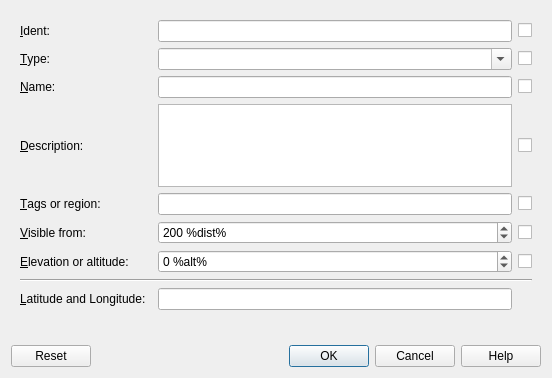
The window that src/userdata/userdatadialog.ui (albar965/littlenavmap) describes before a commit, drawn with Qt 5.
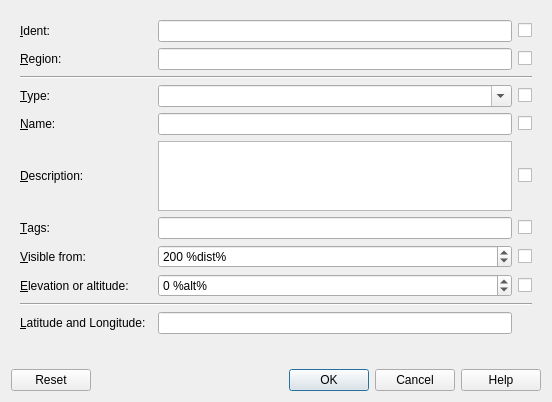
The same window after the commit.

Commit message: Added region to userdata. Fixed export for selected rows. Now creating CSV backup before erasing database. All #3

```diff
--- a/src/userdata/userdatadialog.ui
+++ b/src/userdata/userdatadialog.ui
@@ -34,94 +34,7 @@
      <property name="spacing">
       <number>6</number>
      </property>
-     <item row="0" column="0">
-      <widget class="QLabel" name="labelUserdataIdent">
-       <property name="text">
-        <string>&amp;Ident:</string>
-       </property>
-       <property name="buddy">
-        <cstring>lineEditUserdataIdent</cstring>
-       </property>
-      </widget>
-     </item>
-     <item row="9" column="0">
-      <widget class="QLabel" name="labelUserdataLatLon">
-       <property name="text">
-        <string>&amp;Latitude and Longitude:</string>
-       </property>
-       <property name="buddy">
-        <cstring>lineEditUserdataLatLon</cstring>
-       </property>
-      </widget>
-     </item>
-     <item row="7" column="0">
-      <widget class="QLabel" name="labelUserdataAltitude">
-       <property name="text">
-        <string>&amp;Elevation or altitude:</string>
-       </property>
-       <property name="buddy">
-        <cstring>spinBoxUserdataAltitude</cstring>
-       </property>
-      </widget>
-     </item>
-     <item row="5" column="2">
-      <widget class="QLineEdit" name="lineEditUserdataTags">
-       <property name="toolTip">
-        <string>List of tags.
-Will be used as two letter ICAO region code when exporting to X-Plane &quot;user_fix.dat&quot; or FSX/P3D BGL-XML</string>
-       </property>
-       <property name="statusTip">
-        <string/>
-       </property>
-      </widget>
-     </item>
-     <item row="1" column="3">
-      <widget class="QCheckBox" name="checkBoxUserdataType">
-       <property name="toolTip">
-        <string>Check to change type for all selected waypoints</string>
-       </property>
-       <property name="text">
-        <string/>
-       </property>
-      </widget>
-     </item>
-     <item row="5" column="0">
-      <widget class="QLabel" name="labelUserdataTags">
-       <property name="text">
-        <string>&amp;Tags or region:</string>
-       </property>
-       <property name="buddy">
-        <cstring>lineEditUserdataTags</cstring>
-       </property>
-      </widget>
-     </item>
-     <item row="5" column="3">
-      <widget class="QCheckBox" name="checkBoxUserdataTags">
-       <property name="toolTip">
-        <string>Check to change tags for all selected waypoints</string>
-       </property>
-       <property name="text">
-        <string/>
-       </property>
-      </widget>
-     </item>
-     <item row="0" column="2">
-      <widget class="QLineEdit" name="lineEditUserdataIdent">
-       <property name="toolTip">
-        <string>&lt;html&gt;&lt;head/&gt;&lt;body&gt;&lt;p&gt;Ident code of the waypoint. &lt;/p&gt;&lt;p&gt;An up to five character ident is required for export to other formats for X-Plane &amp;quot;user_fix.dat&amp;quot; or Garmin units.&lt;/p&gt;&lt;/body&gt;&lt;/html&gt;</string>
-       </property>
-       <property name="statusTip">
-        <string/>
-       </property>
-       <property name="inputMask">
-        <string/>
-       </property>
-       <property name="text">
-        <string/>
-       </property>
-      </widget>
-     </item>
-     <item row="10" column="2">
+     <item row="12" column="2">
       <widget class="QLabel" name="labelUserdataCoordStatus">
        <property name="text">
         <string/>
@@ -131,7 +44,7 @@
        </property>
       </widget>
      </item>
-     <item row="4" column="0">
+     <item row="6" column="0">
       <widget class="QLabel" name="labelUserdataDescription">
        <property name="text">
         <string>&amp;Description:</string>
@@ -141,7 +54,7 @@
        </property>
       </widget>
      </item>
-     <item row="3" column="0">
+     <item row="5" column="0">
       <widget class="QLabel" name="labelUserdataName">
        <property name="text">
         <string>&amp;Name:</string>
@@ -151,7 +64,7 @@
        </property>
       </widget>
      </item>
-     <item row="9" column="2">
+     <item row="11" column="2">
       <widget class="QLineEdit" name="lineEditUserdataLatLon">
        <property name="toolTip">
         <string>Recognized coordinate formats:
@@ -171,17 +84,73 @@
        </property>
       </widget>
      </item>
+     <item row="1" column="0">
+      <widget class="QLabel" name="labelUserdataRegion">
+       <property name="text">
+        <string>&amp;Region:</string>
+       </property>
+       <property name="buddy">
+        <cstring>lineEditUserdataRegion</cstring>
+       </property>
+      </widget>
+     </item>
      <item row="3" column="2">
+      <widget class="QComboBox" name="comboBoxUserdataType">
+       <property name="toolTip">
+        <string>Type which will determine the used icon</string>
+       </property>
+       <property name="editable">
+        <bool>true</bool>
+       </property>
+       <property name="maxVisibleItems">
+        <number>20</number>
+       </property>
+       <property name="insertPolicy">
+        <enum>QComboBox::NoInsert</enum>
+       </property>
+       <property name="frame">
+        <bool>true</bool>
+       </property>
+      </widget>
+     </item>
+     <item row="6" column="2">
+      <widget class="QTextEdit" name="textEditUserdataDescription">
+       <property name="tabChangesFocus">
+        <bool>true</bool>
+       </property>
+      </widget>
+     </item>
+     <item row="8" column="0">
+      <widget class="QLabel" name="labelUserdataVisible">
+       <property name="text">
+        <string>&amp;Visible from:</string>
+       </property>
+       <property name="buddy">
+        <cstring>spinBoxUserdataVisible</cstring>
+       </property>
+      </widget>
+     </item>
+     <item row="0" column="0">
+      <widget class="QLabel" name="labelUserdataIdent">
+       <property name="text">
+        <string>&amp;Ident:</string>
+       </property>
+       <property name="buddy">
+        <cstring>lineEditUserdataIdent</cstring>
+       </property>
+      </widget>
+     </item>
+     <item row="5" column="2">
       <widget class="QLineEdit" name="lineEditUserdataName"/>
      </item>
-     <item row="8" column="0" colspan="4">
+     <item row="10" column="0" colspan="4">
       <widget class="Line" name="line">
        <property name="orientation">
         <enum>Qt::Horizontal</enum>
        </property>
       </widget>
      </item>
-     <item row="7" column="2">
+     <item row="9" column="2">
       <widget class="QSpinBox" name="spinBoxUserdataAltitude">
        <property name="toolTip">
         <string>Elevation or altitude of this waypoint</string>
@@ -200,7 +169,7 @@
        </property>
       </widget>
      </item>
-     <item row="3" column="3">
+     <item row="5" column="3">
       <widget class="QCheckBox" name="checkBoxUserdataName">
        <property name="toolTip">
         <string>Check to change name for all selected waypoints</string>
@@ -210,7 +179,7 @@
        </property>
       </widget>
      </item>
-     <item row="1" column="0">
+     <item row="3" column="0">
       <widget class="QLabel" name="labelUserdataType">
        <property name="text">
         <string>&amp;Type:</string>
@@ -220,7 +189,7 @@
        </property>
       </widget>
      </item>
-     <item row="4" column="3">
+     <item row="6" column="3">
       <widget class="QCheckBox" name="checkBoxUserdataDescription">
        <property name="toolTip">
         <string>Check to change description for all selected waypoints</string>
@@ -230,7 +199,7 @@
        </property>
       </widget>
      </item>
-     <item row="7" column="3">
+     <item row="9" column="3">
       <widget class="QCheckBox" name="checkBoxUserdataAltitude">
        <property name="toolTip">
         <string>Check to change elevation for all selected waypoints</string>
@@ -240,7 +209,7 @@
        </property>
       </widget>
      </item>
-     <item row="6" column="3">
+     <item row="8" column="3">
       <widget class="QCheckBox" name="checkBoxUserdataVisible">
        <property name="toolTip">
         <string>Check to change visibility for all selected waypoints</string>
@@ -260,43 +229,93 @@
        </property>
       </widget>
      </item>
-     <item row="1" column="2">
-      <widget class="QComboBox" name="comboBoxUserdataType">
+     <item row="1" column="3">
+      <widget class="QCheckBox" name="checkBoxUserdataRegion">
        <property name="toolTip">
-        <string>Type which will determine the used icon</string>
+        <string>Check to change ident for all selected waypoints</string>
        </property>
-       <property name="editable">
-        <bool>true</bool>
+       <property name="text">
+        <string/>
        </property>
-       <property name="maxVisibleItems">
-        <number>20</number>
+      </widget>
+     </item>
+     <item row="3" column="3">
+      <widget class="QCheckBox" name="checkBoxUserdataType">
+       <property name="toolTip">
+        <string>Check to change type for all selected waypoints</string>
        </property>
-       <property name="insertPolicy">
-        <enum>QComboBox::NoInsert</enum>
+       <property name="text">
+        <string/>
        </property>
-       <property name="frame">
-        <bool>true</bool>
+      </widget>
+     </item>
+     <item row="7" column="0">
+      <widget class="QLabel" name="labelUserdataTags">
+       <property name="text">
+        <string>&amp;Tags:</string>
        </property>
+       <property name="buddy">
+        <cstring>lineEditUserdataTags</cstring>
+       </property>
       </widget>
      </item>
-     <item row="4" column="2">
-      <widget class="QTextEdit" name="textEditUserdataDescription">
-       <property name="tabChangesFocus">
-        <bool>true</bool>
+     <item row="7" column="3">
+      <widget class="QCheckBox" name="checkBoxUserdataTags">
+       <property name="toolTip">
+        <string>Check to change tags for all selected waypoints</string>
        </property>
+       <property name="text">
+        <string/>
+       </property>
       </widget>
      </item>
-     <item row="6" column="0">
-      <widget class="QLabel" name="labelUserdataVisible">
+     <item row="0" column="2">
+      <widget class="QLineEdit" name="lineEditUserdataIdent">
+       <property name="toolTip">
+        <string>&lt;html&gt;&lt;head/&gt;&lt;body&gt;&lt;p&gt;Ident code of the waypoint. &lt;/p&gt;&lt;p&gt;An up to five character ident is required for export to other formats for X-Plane &amp;quot;user_fix.dat&amp;quot; or Garmin &amp;quot;user.wpt&amp;quot;.&lt;/p&gt;&lt;/body&gt;&lt;/html&gt;</string>
+       </property>
+       <property name="statusTip">
+        <string/>
+       </property>
+       <property name="inputMask">
+        <string/>
+       </property>
        <property name="text">
-        <string>&amp;Visible from:</string>
+        <string/>
        </property>
+      </widget>
+     </item>
+     <item row="11" column="0">
+      <widget class="QLabel" name="labelUserdataLatLon">
+       <property name="text">
+        <string>&amp;Latitude and Longitude:</string>
+       </property>
        <property name="buddy">
-        <cstring>spinBoxUserdataVisible</cstring>
+        <cstring>lineEditUserdataLatLon</cstring>
        </property>
       </widget>
      </item>
-     <item row="6" column="2">
+     <item row="9" column="0">
+      <widget class="QLabel" name="labelUserdataAltitude">
+       <property name="text">
+        <string>&amp;Elevation or altitude:</string>
+       </property>
+       <property name="buddy">
+        <cstring>spinBoxUserdataAltitude</cstring>
+       </property>
+      </widget>
+     </item>
+     <item row="7" column="2">
+      <widget class="QLineEdit" name="lineEditUserdataTags">
+       <property name="toolTip">
+        <string>List of tags. Simple textfield for various purposes.</string>
+       </property>
+       <property name="statusTip">
+        <string/>
+       </property>
+      </widget>
+     </item>
+     <item row="8" column="2">
       <widget class="QSpinBox" name="spinBoxUserdataVisible">
        <property name="toolTip">
         <string>&lt;html&gt;&lt;head/&gt;&lt;body&gt;&lt;p&gt;Define the maximum view distance  where this waypoint is shown on the map.&lt;/p&gt;&lt;p&gt;The view distance is shown in the status bar.&lt;/p&gt;&lt;/body&gt;&lt;/html&gt;</string>
@@ -315,6 +334,30 @@
        </property>
       </widget>
      </item>
+     <item row="1" column="2">
+      <widget class="QLineEdit" name="lineEditUserdataRegion">
+       <property name="toolTip">
+        <string>Two letter ICAO region code.
+Required for export to X-Plane &quot;user_fix.dat&quot;.</string>
+       </property>
+       <property name="statusTip">
+        <string/>
+       </property>
+       <property name="inputMask">
+        <string/>
+       </property>
+       <property name="text">
+        <string/>
+       </property>
+      </widget>
+     </item>
+     <item row="2" column="0" colspan="4">
+      <widget class="Line" name="line_2">
+       <property name="orientation">
+        <enum>Qt::Horizontal</enum>
+       </property>
+      </widget>
+     </item>
     </layout>
    </item>
    <item>
```
Left out of the diff: 2 changed lines with no effect on the pictures. The commit also changes 9 other files.
